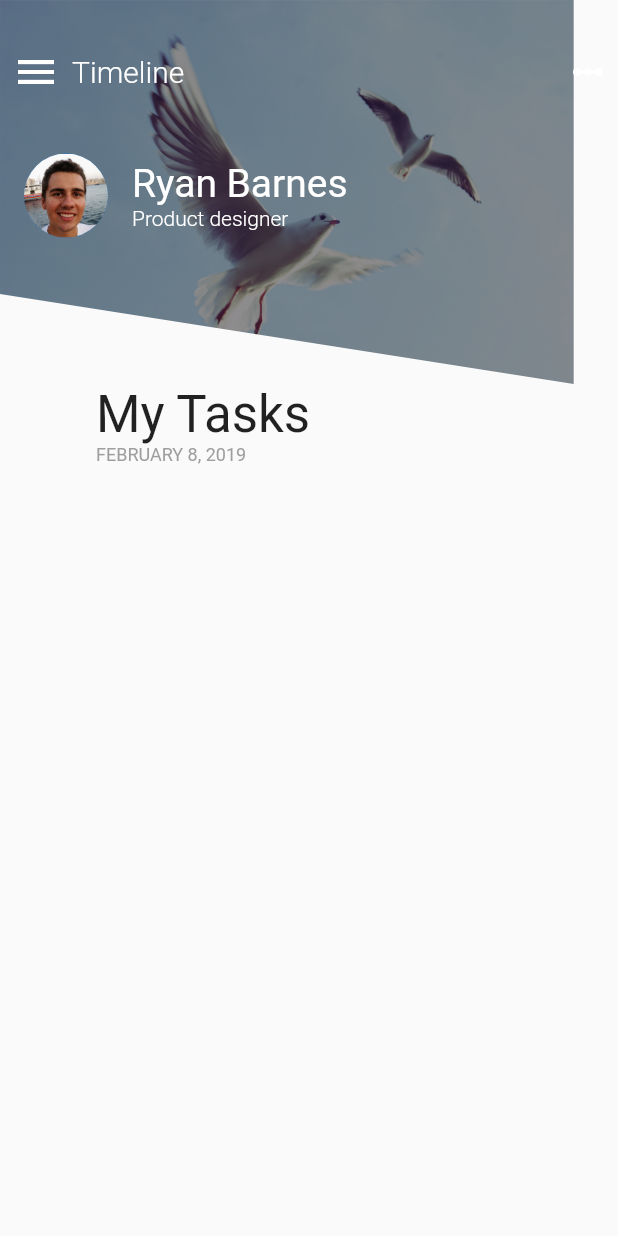
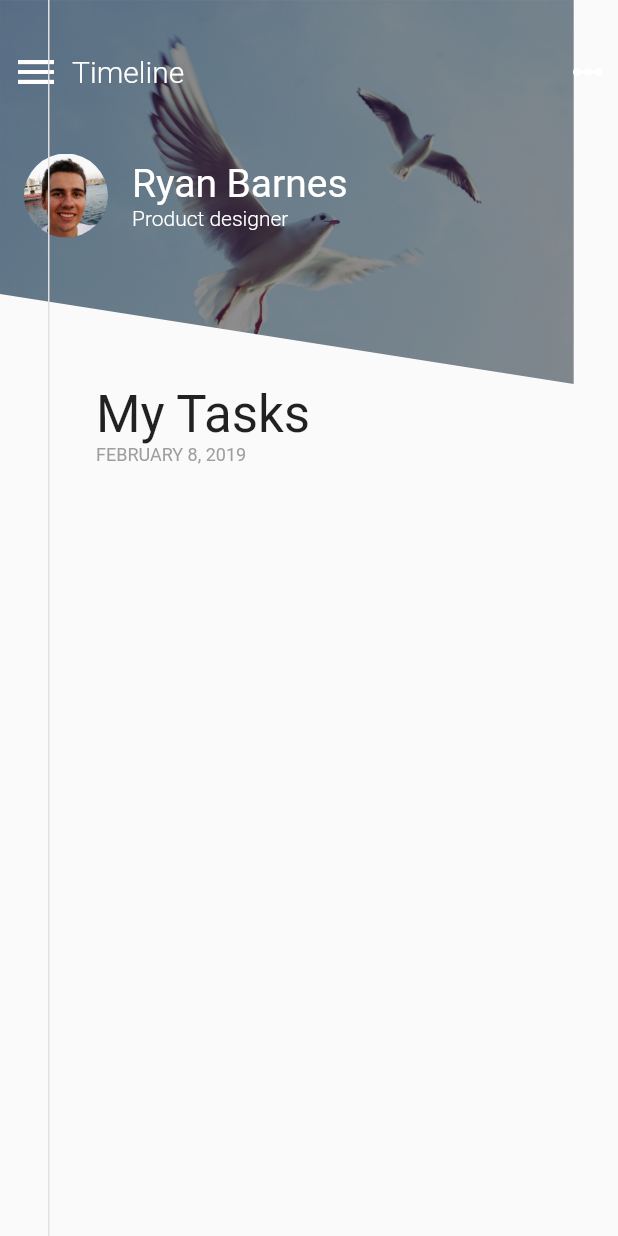
Before and after one commit to truongkhanhduy95/Learn-Flutter, a Flutter app: the screen it shows after launch, on a phone screen of 412 x 824 dp. Run offline on Flutter 3.47's test engine with Material 2 defaults, Android fonts, the phone set to English and light mode, and no system bars.

Commit message:
Update main.dart

```diff
--- a/flutter_ui/lib/main.dart
+++ b/flutter_ui/lib/main.dart
@@ -34,6 +34,7 @@ class _MainPageState extends State<MainPage> {
           _buildHeader(),
           _buildProfileRow(),
           _buildBottomPart(),
+          _buildTimeLine()
         ],
       ),
     );
@@ -152,6 +153,18 @@ class _MainPageState extends State<MainPage> {
       )
     );
   }
+
+  Widget _buildTimeLine() {
+    return new Positioned(
+      top: 0,
+      bottom: 0,
+      left: 32,
+      child: new Container(
+        width: 1.0,
+        color: Colors.grey[300],
+      ),
+    );
+  }
 }
 
 class DialongonalClipper extends CustomClipper<Path> {
```
